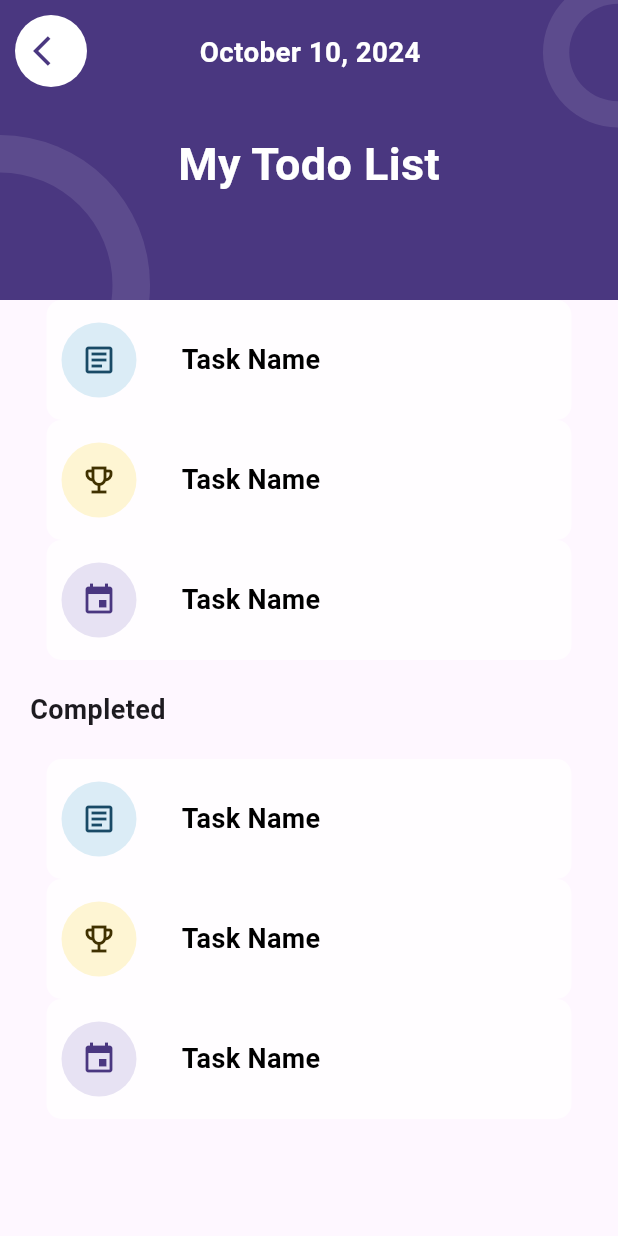
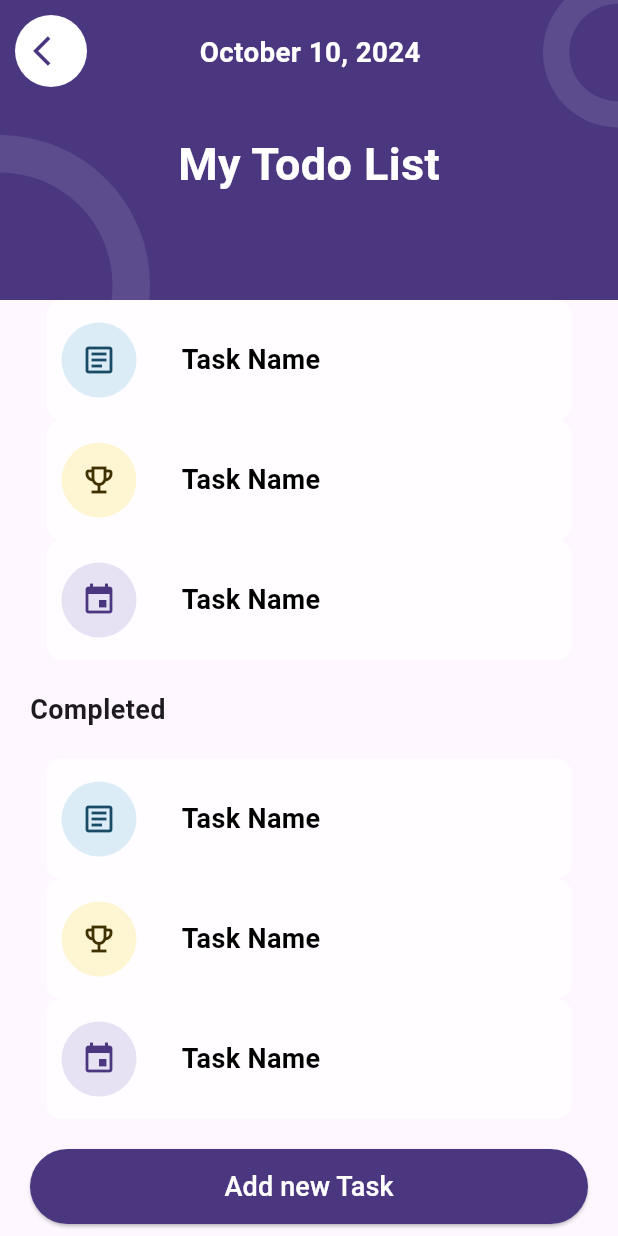
Before and after one commit to MuhammadOHijazi/to_do_list, a Flutter app: the screen it shows after launch, on a phone screen of 412 x 824 dp. Run offline on Flutter 3.47's test engine with Material 3 defaults, Android fonts, the phone set to English and light mode, and no system bars.

Commit message:
Add routing to the pages

```diff
--- a/lib/modules/my_to_do_list_screen.dart
+++ b/lib/modules/my_to_do_list_screen.dart
@@ -1,4 +1,6 @@
 import 'package:flutter/material.dart';
+
+import 'add_new_task_screen.dart';
 
 class MyToDoList extends StatefulWidget {
   const MyToDoList({super.key});
@@ -397,6 +399,33 @@ class MyToDoListState extends State<MyToDoList> {
                       ],
                     ),
                   ),
+                  Padding(
+                    padding: const EdgeInsetsDirectional.all(20),
+                    child: SizedBox(
+                      width: double.infinity, // Makes the button take the full width
+                      height: 50, // Sets a fixed height for the button
+                      child: ElevatedButton(
+                        onPressed: () {
+                          Navigator.push(context, MaterialPageRoute(
+                            builder:(context)=> const AddNewTaskScreen()
+                          ));
+                        },
+                        style: ElevatedButton.styleFrom(
+                          backgroundColor: const Color(0xff4A3780), // Set button color
+                          shape: RoundedRectangleBorder(
+                            borderRadius: BorderRadius.circular(25), // Rounded corners
+                          ),
+                        ),
+                        child: const Text(
+                          "Add new Task",
+                          style: TextStyle(
+                            color: Colors.white,
+                            fontSize: 18,
+                          ),
+                        ),
+                      ),
+                    ),
+                  ),
                 ],
               ),
             ),
```
Also changed, not shown: lib/modules/add_new_task_screen.dart (+6 -1 lines).
